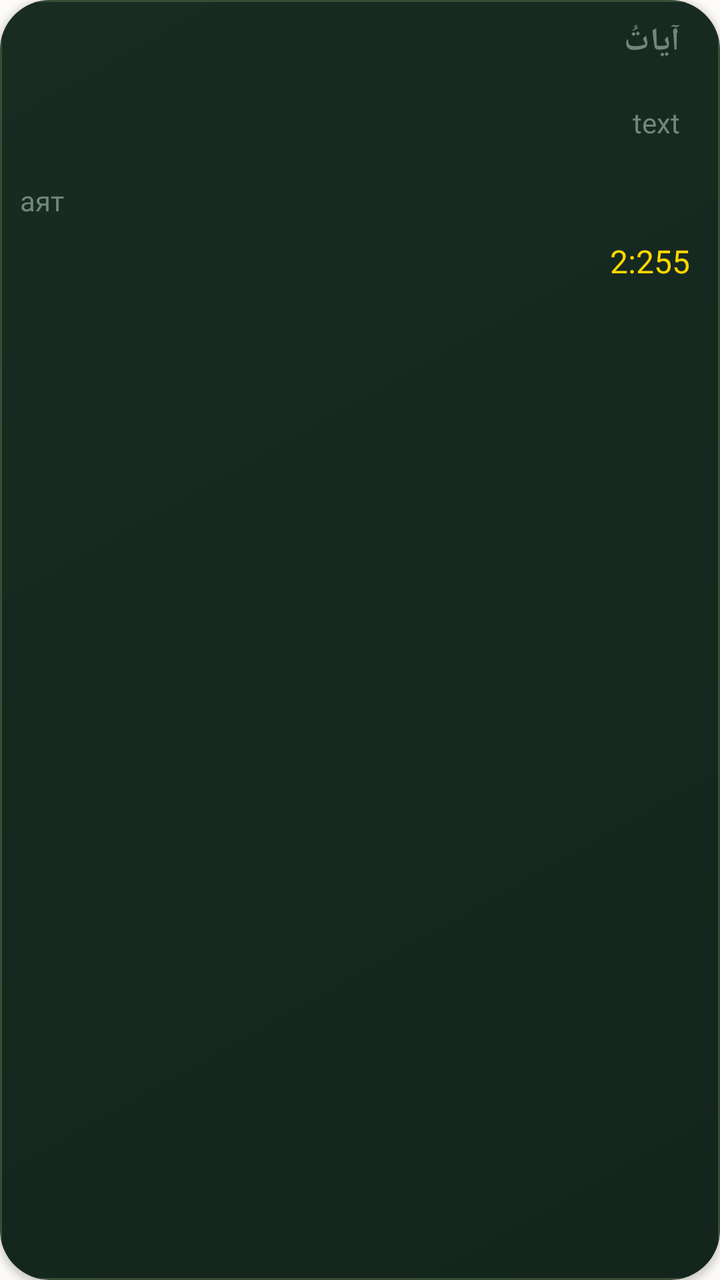
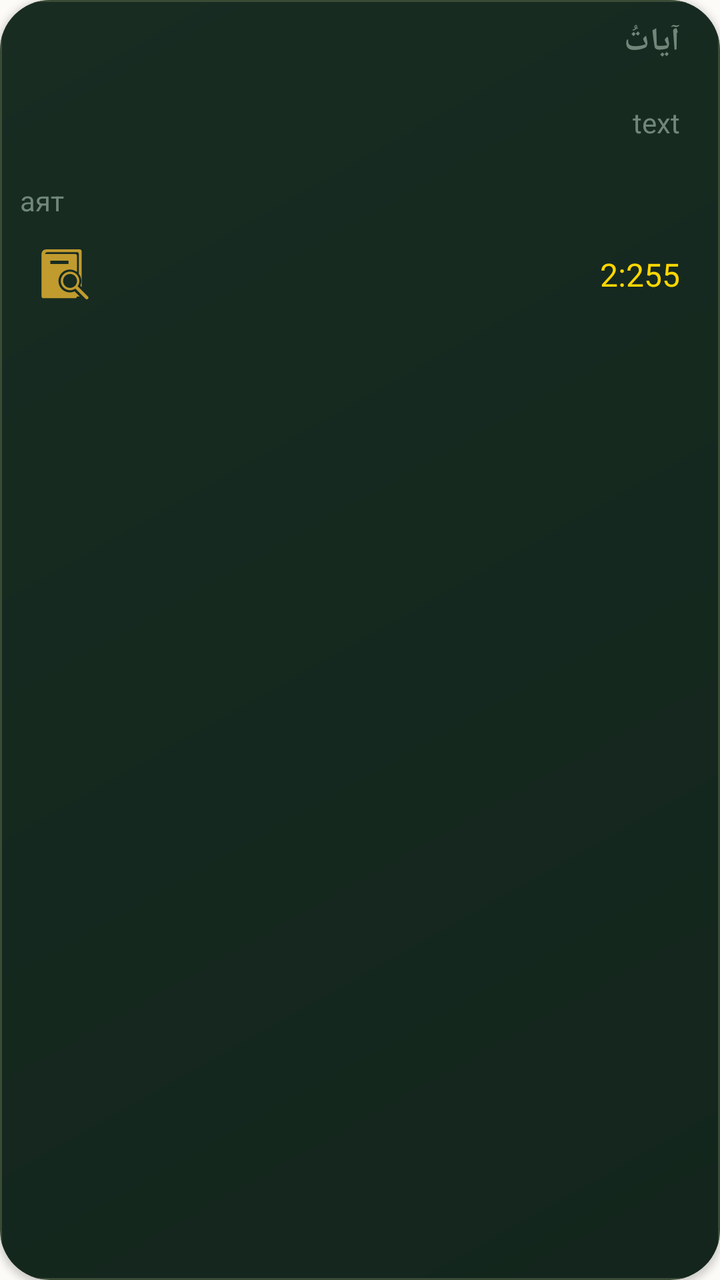

The first picture is an Android layout as it rendered before a commit; the second is the same layout after the commit. The layout source and the unified diff follow.
<!-- AndroidManifest.xml: application theme Theme.YchiCoran -->
<!-- res/layout/ayah.xml -->
<?xml version="1.0" encoding="utf-8"?>
    <androidx.cardview.widget.CardView
    xmlns:android="http://schemas.android.com/apk/res/android"
    xmlns:app="http://schemas.android.com/apk/res-auto"
    xmlns:tools="http://schemas.android.com/tools"
    android:layout_width="match_parent"
    android:layout_height="wrap_content"
    android:layout_marginTop="40dp"
    app:cardCornerRadius="25dp">

    <LinearLayout
        android:id="@+id/ayah_main_layout"
        android:orientation="vertical"
        android:layout_width="match_parent"
        android:layout_height="match_parent"
        android:background="@drawable/card_gradiend">

        <TextView
            android:id="@+id/ayah_arab_text"
            android:text="آياتُ"
            android:layout_gravity="end"
            android:layout_marginEnd="10dp"
            android:layout_width="wrap_content"
            android:layout_height="wrap_content"
            android:padding="10dp"
            android:textSize="16dp"
            android:textStyle="bold"
            />
        <TextView
            android:id="@+id/ayah_transcription_text"
            android:text="text"
            android:layout_gravity="end"
            android:gravity="top"
            android:layout_marginRight="10dp"

            android:padding="10dp"
            android:layout_width="wrap_content"
            android:layout_height="wrap_content"
            android:justificationMode="inter_word" />
        <TextView
            android:id="@+id/ayah_translate_text"
            android:text="аят"
            android:padding="10dp"
            android:layout_width="wrap_content"
            android:layout_height="wrap_content" />

        <TextView
            android:id="@+id/number_ayah"
            android:layout_width="wrap_content"
            android:layout_height="wrap_content"
            android:layout_marginEnd="15dp"
            android:layout_marginBottom="5dp"
            android:gravity="end"
            android:text="2:255"
            android:textColor="#FFD700"
            android:textSize="16sp"
            android:layout_gravity="end"
            android:layout_marginRight="10dp"/>


    </LinearLayout>





</androidx.cardview.widget.CardView>
<!-- resources referenced by this layout -->
<resources>
  <!-- drawable card_gradiend (drawable) -->
  <?xml version="1.0" encoding="utf-8"?>
  <shape xmlns:android="http://schemas.android.com/apk/res/android"
      android:shape="rectangle">
      
      <gradient
          android:startColor="#13251C"
          android:endColor="#182C22"
          android:angle="135"
          android:type="linear" />
      <corners android:radius="20dp" />
  
      <stroke
          android:width="1dp"
          android:color="#3A4B36" />
  </shape>
  <style name="Theme.YchiCoran" parent="Base.Theme.YchiCoran" />
  <style name="Base.Theme.YchiCoran" parent="Theme.Material3.DayNight.NoActionBar">
          
          <item name="android:windowBackground">@color/background_layout</item>
          <item name="android:statusBarColor">@color/background_layout</item>
          <item name="android:navigationBarColor">@color/background_nav_bar</item>
          <item name="android:colorBackground">@color/background_layout</item>
  
          <item name="android:textColorPrimary">@color/h1_text_color</item>
          <item name="android:textColorSecondary">@color/h2_text_color</item>
          <item name="android:textColorTertiary">@color/standart_txt</item>
          <item name="android:textColorHint">@color/standart_txt</item>
  
          <item name="android:colorControlHighlight">@color/background_activ_element</item>
          <item name="android:colorControlActivated">@color/background_activ_element</item>
      </style>
  <color name="background_layout">#FCFBF7</color>
  <color name="background_nav_bar">#FDFBF7</color>
  <color name="h1_text_color">#1A3329</color>
  <color name="h2_text_color">#C19B2E</color>
  <color name="standart_txt">#70877A</color>
  <color name="background_activ_element">#C19B2E</color>
</resources>

<!-- the commit's change to res/layout/ayah.xml (unified diff, before → after) -->
@@ -44,20 +44,39 @@
             android:layout_width="wrap_content"
             android:layout_height="wrap_content" />
 
-        <TextView
-            android:id="@+id/number_ayah"
-            android:layout_width="wrap_content"
+        <LinearLayout
+            android:id="@+id/bottom_ayah_layout"
+            android:layout_width="match_parent"
             android:layout_height="wrap_content"
-            android:layout_marginEnd="15dp"
-            android:layout_marginBottom="5dp"
-            android:gravity="end"
-            android:text="2:255"
-            android:textColor="#FFD700"
-            android:textSize="16sp"
-            android:layout_gravity="end"
-            android:layout_marginRight="10dp"/>
+            android:orientation="horizontal"
+            android:paddingHorizontal="20dp"
+            android:paddingVertical="5dp"
+            android:gravity="center_vertical"> 
 
+            <ImageView
+                android:id="@+id/tafsir_information"
+                android:layout_width="25dp"
+                android:layout_height="25dp"
+                android:src="@drawable/ic_tafsir_setting"
+                android:clickable="true"
+                android:focusable="true"
+                android:background="?attr/selectableItemBackgroundBorderless"/>
 
+            
+            <View
+                android:layout_width="0dp"
+                android:layout_height="0dp"
+                android:layout_weight="1" />
+
+            <TextView
+                android:id="@+id/number_ayah"
+                android:layout_width="wrap_content"
+                android:layout_height="wrap_content"
+                android:text="2:255"
+                android:textColor="#FFD700"
+                android:textSize="16sp" />
+
+        </LinearLayout>
     </LinearLayout>
 
 
<!-- resource entries referenced after the edit -->
@@ -16,6 +16,12 @@
           android:width="1dp"
           android:color="#3A4B36" />
   </shape>
+  <!-- drawable ic_tafsir_setting (drawable) -->
+  <vector xmlns:android="http://schemas.android.com/apk/res/android" android:autoMirrored="true" android:height="800dp" android:viewportHeight="26.064" android:viewportWidth="26.064" android:width="800dp">
+        
+      <path android:fillColor="@color/background_activ_element" android:pathData="M19.27,23.146l-1.218,-1.22c-0.555,0.253 -1.146,0.419 -1.75,0.49c-0.446,0.067 -0.729,0.053 -1.222,0.021l-0.059,-0.004c-3.077,-0.291 -5.397,-2.843 -5.397,-5.938c0.005,-1.614 0.631,-3.109 1.762,-4.232c1.131,-1.122 2.631,-1.737 4.224,-1.729c1.381,0.004 2.65,0.484 3.66,1.279V3.369c0,-0.511 -0.412,-0.923 -0.921,-0.923L2.626,2.438c0,-0.633 0.953,-0.955 0.953,-0.955h15.692c0.982,0 0.954,0.865 0.954,0.865v10.4c0.831,1.025 1.331,2.329 1.331,3.746c-0.002,0.865 -0.184,1.699 -0.531,2.464l0.654,0.656V0.866C21.678,0.175 20.812,0 20.812,0H3.406C0.809,0 0.809,2.405 0.809,2.405v22.156c0,0.509 0.412,0.923 0.923,0.923h16.617c0.51,0 0.921,-0.414 0.921,-0.923h1.414l-0.93,-0.932L19.27,23.146zM5.347,5.875h9.53v1.803h-9.53V5.875zM25.004,24.611l-5.375,-5.374c0.546,-0.782 0.868,-1.729 0.871,-2.754c0.009,-2.674 -2.152,-4.85 -4.826,-4.856c-2.673,-0.012 -4.85,2.15 -4.859,4.824c-0.008,2.523 1.915,4.603 4.381,4.836h0.024c0.483,0.034 0.667,0.041 0.998,-0.011c0.815,-0.093 1.568,-0.391 2.208,-0.838l5.376,5.375c0.332,0.334 0.871,0.334 1.203,0.002C25.337,25.482 25.337,24.945 25.004,24.611zM15.646,20.099c-2.006,-0.006 -3.627,-1.638 -3.62,-3.646c0.006,-2.004 1.64,-3.624 3.645,-3.616c2.005,0.006 3.625,1.638 3.618,3.643C19.284,18.487 17.65,20.106 15.646,20.099z"/>
+      
+  </vector>
   <style name="Theme.YchiCoran" parent="Base.Theme.YchiCoran" />
   <style name="Base.Theme.YchiCoran" parent="Theme.Material3.DayNight.NoActionBar">
           
